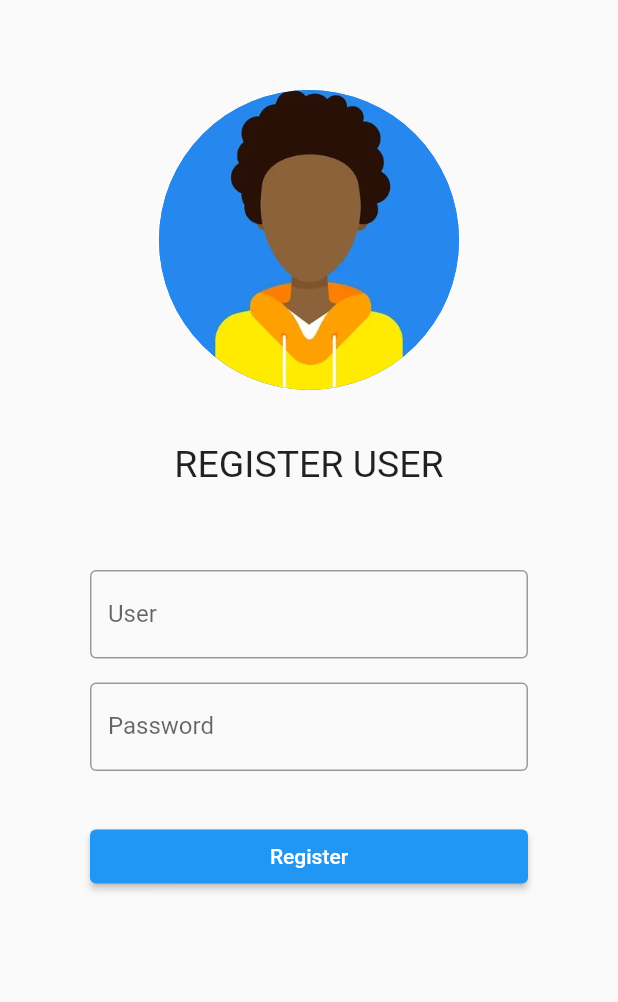
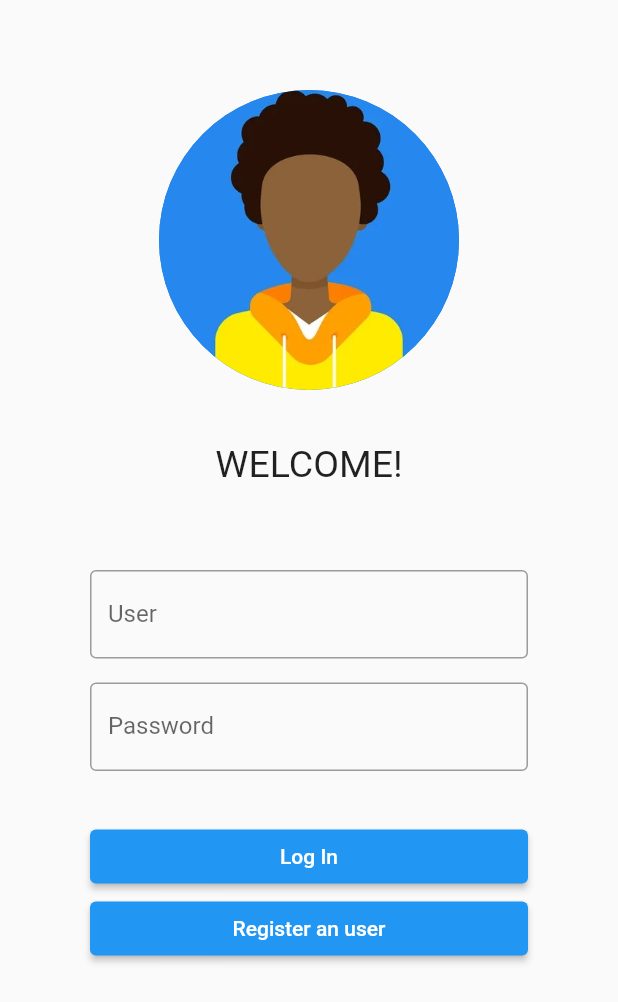
Before and after one commit to Maahrcy/study_app, a Flutter app: the screen it shows after launch, on a phone screen of 412 x 824 dp. Shown: the top 1002 px of the screen. Run offline on Flutter 3.47's test engine with Material 2 defaults, Android fonts, the phone set to English and light mode, and no system bars; our stand-ins replace google_fonts, shared_preferences, sqflite; accounts and stored records are empty.

```diff
--- a/lib/pages/login_page/login.dart
+++ b/lib/pages/login_page/login.dart
@@ -2,6 +2,7 @@ import 'package:flutter/material.dart';
 import 'package:study_app/database/user_dao.dart';
 import 'package:study_app/pages/home_page/home.dart';
 import 'package:study_app/pages/register_page/register.dart';
+import 'package:study_app/database/shared_pref_helper.dart';
 
 class Login extends StatefulWidget {
   const Login({Key? key}) : super(key: key);
@@ -24,7 +25,8 @@ class _LoginState extends State<Login> {
   }
 
   buildBody() {
-    return Container(
+    return SingleChildScrollView(
+        child: Container(
           margin: EdgeInsets.all(20),
           padding: EdgeInsets.all(40),
           child: Form(
@@ -83,11 +85,12 @@ class _LoginState extends State<Login> {
                       bool result = await userDao().aut(user: userInput, password: passInput);
 
                       if (result) {
+                        await SharedPrefHelper().login();
                         Navigator.pushReplacement(
                           context,
                           MaterialPageRoute(
                             builder: (context) {
-                          return Home();
+                              return const Home();
                             },
                           ),
                         );
@@ -112,16 +115,16 @@ class _LoginState extends State<Login> {
                   },
                   child: Row(
                     mainAxisAlignment: MainAxisAlignment.center,
-                children: [
+                    children: const [
                       Text('Log In'),
                     ],
                   ),
                 ),
-            SizedBox(height: 33,),
                 ElevatedButton(
-                onPressed: onPressedRegister(),
-                child: Text('Register an user'))
+                    onPressed: onPressedRegister,
+                    child: const Text('Register an user'))
               ],
+            ),
           ),
         ),
     );
```
Lines whose indentation alone changed are shown as unchanged.
